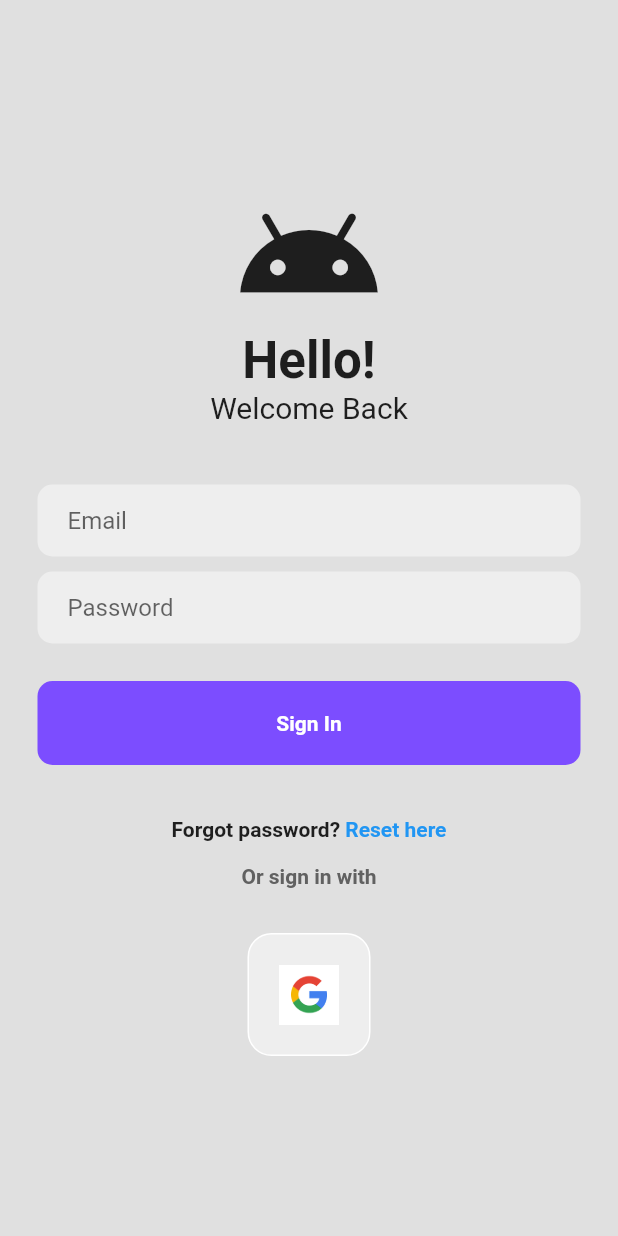
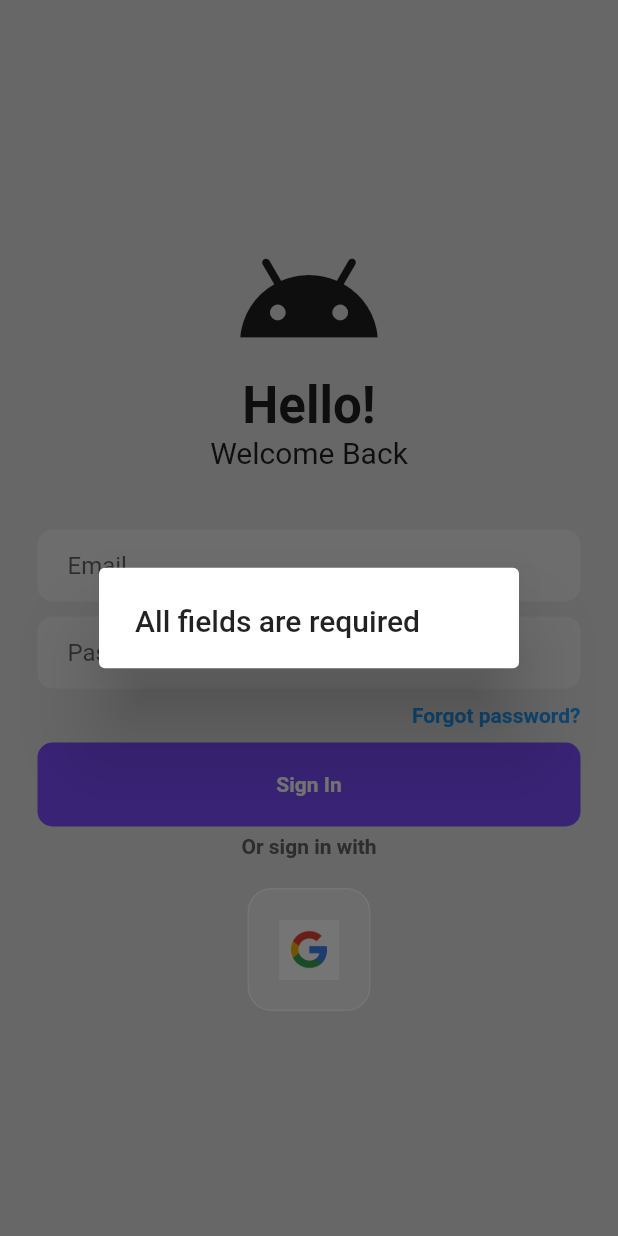
Before and after one commit to SamsonMokaya/Attachees-Management-App, a Flutter app: the screen it shows after launch, after a tap on "Sign In", on a phone screen of 412 x 824 dp. Run offline on Flutter 3.47's test engine with Material 2 defaults, Android fonts, the light colour scheme and no system bars; our stand-ins replace firebase_auth, firebase_core; accounts and stored records are empty.

Commit message:
User log in and Password Reset

```diff
--- a/lib/LoginPage.dart
+++ b/lib/LoginPage.dart
@@ -1,6 +1,9 @@
 import 'package:atacheed_app/square_tile.dart';
+import 'package:firebase_auth/firebase_auth.dart';
+import 'package:firebase_core/firebase_core.dart';
 import 'package:flutter/material.dart';
 
+import 'forgotPasswordPage.dart';
 import 'myButton.dart';
 
 
@@ -22,6 +25,51 @@ class _LoginPageState extends State<LoginPage> {
   //text editing controllers
   final emailController = TextEditingController();
   final passwordController = TextEditingController();
+
+  Future signIn() async{
+
+    if (emailController.text.trim().isEmpty || passwordController.text.trim().isEmpty) {
+      showDialog(
+          context: context,
+          builder: (context) {
+            return const AlertDialog(
+              title: Text("All fields are required"),
+            );
+          }
+      );
+      return;
+    }
+
+    //show dialog circle
+    showDialog(
+        context: context,
+        builder: (context) {
+          return const Center(
+            child: CircularProgressIndicator(),
+          );
+        }
+    );
+
+    try {
+      await FirebaseAuth.instance.signInWithEmailAndPassword(
+        email: emailController.text,
+        password: passwordController.text,
+      );
+
+      Navigator.pop(context);
+
+    }on FirebaseAuthException catch (error) {
+      Navigator.pop(context);
+      showErrorMessage(error.code);
+    }
+  }
+
+  @override
+  void dispose(){
+    emailController.dispose();
+    passwordController.dispose();
+    super.dispose();
+  }
 
 
   void showErrorMessage(String message) {
@@ -118,35 +166,43 @@ class _LoginPageState extends State<LoginPage> {
                 ),
               ),
 
-              //sign in button
-              myButton(
-                  onTap: () {},
-                  text: "Sign In"
-              ),
-
               SizedBox(height: 10,),
 
-              Row(
-                mainAxisAlignment: MainAxisAlignment.center,
-                children: [
-                  Text("Forgot password? ",
-                    style: TextStyle(
-                      fontWeight: FontWeight.bold,
-                    ),),
-                  GestureDetector(
-                    onTap: (){},
-                    child: Text("Reset here",
+              Padding(
+                padding: const EdgeInsets.symmetric(horizontal: 25.0),
+                child: Row(
+                  mainAxisAlignment: MainAxisAlignment.end,
+                  children: [
+                    GestureDetector(
+                      onTap:(){
+                        Navigator.push(
+                          context,
+                          MaterialPageRoute(builder: (context){
+                            return ForgotPasswordPage();
+                          })
+                        );
+                      },
+                      child: Text("Forgot password?",
                       style: TextStyle(
                         color: Colors.blue,
                         fontWeight: FontWeight.bold,
                       ),
+                      ),
                     ),
-                  ),
-                ],
+                  ],
+                ),
+              ),
+
+              const SizedBox(height: 10,),
+
+              //sign in button
+              myButton(
+                  onTap: signIn,
+                  text: "Sign In"
               ),
 
               // or sign in with google or github
-              const SizedBox(height: 15,),
+              const SizedBox(height: 5,),
 
               Text("Or sign in with",
                 style: TextStyle(
@@ -155,7 +211,7 @@ class _LoginPageState extends State<LoginPage> {
                 ),
               ),
 
-              const SizedBox(height: 30,),
+              const SizedBox(height: 20,),
 
 
               //google or twitter
--- a/lib/authPage.dart
+++ b/lib/authPage.dart
@@ -11,9 +11,6 @@ class AuthPage extends StatelessWidget {
   @override
   Widget build(BuildContext context) {
     return Scaffold(
-      appBar: AppBar(
-        title: Text("Checking"),
-      ),
       body: StreamBuilder<User?>(
         stream: FirebaseAuth.instance.authStateChanges(),
         builder: (context, snapshot){
--- a/lib/main.dart
+++ b/lib/main.dart
@@ -1,4 +1,3 @@
-import 'package:atacheed_app/LoginPage.dart';
 import 'package:atacheed_app/authPage.dart';
 import 'package:flutter/material.dart';
 import 'package:firebase_core/firebase_core.dart';
@@ -17,7 +16,7 @@ class MyApp extends StatelessWidget {
   Widget build(BuildContext context) {
     return MaterialApp(
       debugShowCheckedModeBanner: false,
-      home: LoginPage(onTap: () {},),
+      home: AuthPage(),
     );
   }
 }
--- a/lib/myButton.dart
+++ b/lib/myButton.dart
@@ -14,7 +14,7 @@ class myButton extends StatelessWidget {
     return GestureDetector(
       onTap: onTap,
       child: Padding(
-        padding: const EdgeInsets.all(25.0),
+        padding: const EdgeInsets.symmetric(horizontal: 25.0),
         child: Container(
           padding: EdgeInsets.all(20.0),
           decoration: BoxDecoration(
```
Also changed, not shown: lib/forgotPasswordPage.dart (added, +107 -0 lines).
